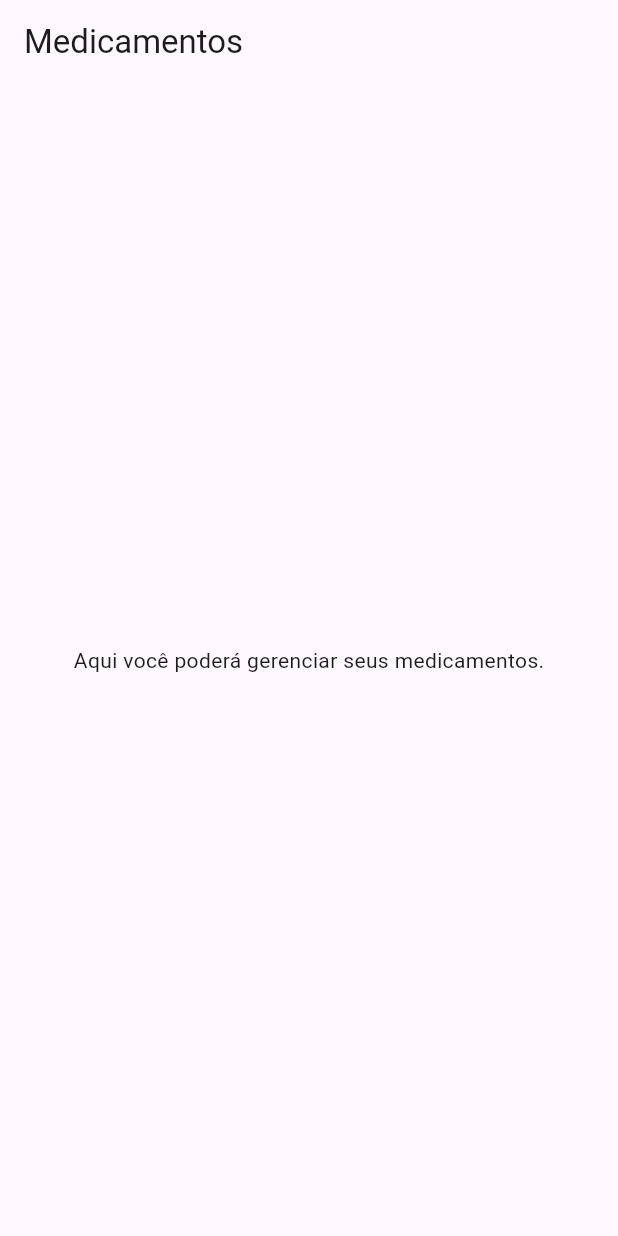
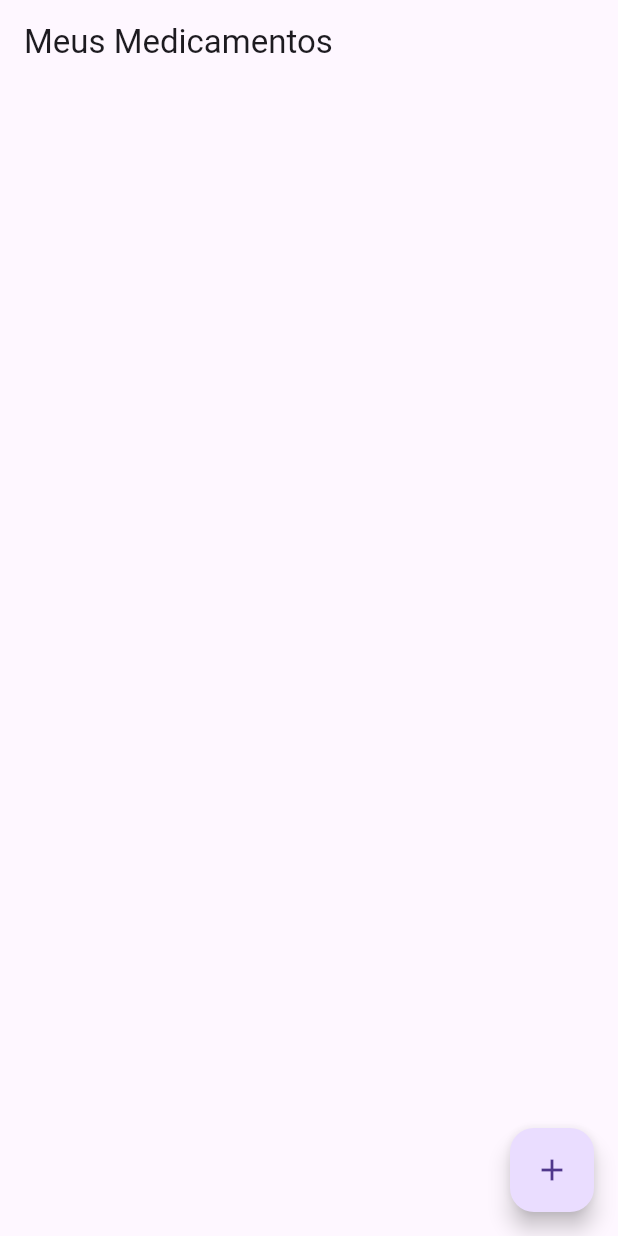
Before and after one commit to Garcez7R/medapp, a Flutter app: the screen it shows after launch, on a phone screen of 412 x 824 dp. Run offline on Flutter 3.47's test engine with Material 3 defaults, Android fonts, the phone set to English and light mode, and no system bars; our stand-ins replace flutter_local_notifications, timezone.

Commit message:
Checkpoint: Tela inicial Meus Medicamentos funcionando no app

```diff
--- a/lib/main.dart
+++ b/lib/main.dart
@@ -1,5 +1,5 @@
 import 'package:flutter/material.dart';
-import 'pages/medications_page.dart';
+import 'package:medapp/modules/medications_manager/views/medications_page.dart';
 
 void main() {
   runApp(const MyApp());
@@ -15,7 +15,7 @@ class MyApp extends StatelessWidget {
       theme: ThemeData(
         primarySwatch: Colors.blue,
       ),
-      home: MedicationsPage(),
+      home: MedicationsPage(), // 🔹 const removido aqui
     );
   }
 }
--- /dev/null
+++ b/lib/modules/medications_manager/controllers/medications_controller.dart
@@ -0,0 +1,15 @@
+import '../models/medication.dart';
+
+class MedicationsController {
+  final List<Medication> _medications = [];
+
+  List<Medication> get medications => _medications;
+
+  void addMedication(Medication med) {
+    _medications.add(med);
+  }
+
+  void removeMedication(String id) {
+    _medications.removeWhere((med) => med.id == id);
+  }
+}
--- /dev/null
+++ b/lib/modules/medications_manager/models/medication.dart
@@ -0,0 +1,13 @@
+class Medication {
+  final String id;
+  final String name;
+  final String dosage;
+  final String frequency;
+
+  Medication({
+    required this.id,
+    required this.name,
+    required this.dosage,
+    required this.frequency,
+  });
+}
--- /dev/null
+++ b/lib/modules/medications_manager/views/medications_page.dart
@@ -0,0 +1,36 @@
+import 'package:flutter/material.dart';
+import '../../medications_manager/controllers/medications_controller.dart';
+import '../../medications_manager/models/medication.dart';
+
+class MedicationsPage extends StatelessWidget {
+  final controller = MedicationsController();
+
+  MedicationsPage({super.key});
+
+  @override
+  Widget build(BuildContext context) {
+    return Scaffold(
+      appBar: AppBar(title: const Text('Meus Medicamentos')),
+      body: ListView(
+        children: controller.medications
+            .map((med) => ListTile(
+                  title: Text(med.name),
+                  subtitle: Text('${med.dosage} • ${med.frequency}'),
+                  trailing: IconButton(
+                    icon: const Icon(Icons.delete),
+                    onPressed: () {
+                      controller.removeMedication(med.id);
+                    },
+                  ),
+                ))
+            .toList(),
+      ),
+      floatingActionButton: FloatingActionButton(
+        onPressed: () {
+          // Aqui você pode adicionar o código para abrir o formulário de novo medicamento
+        },
+        child: const Icon(Icons.add),
+      ),
+    );
+  }
+}
```
